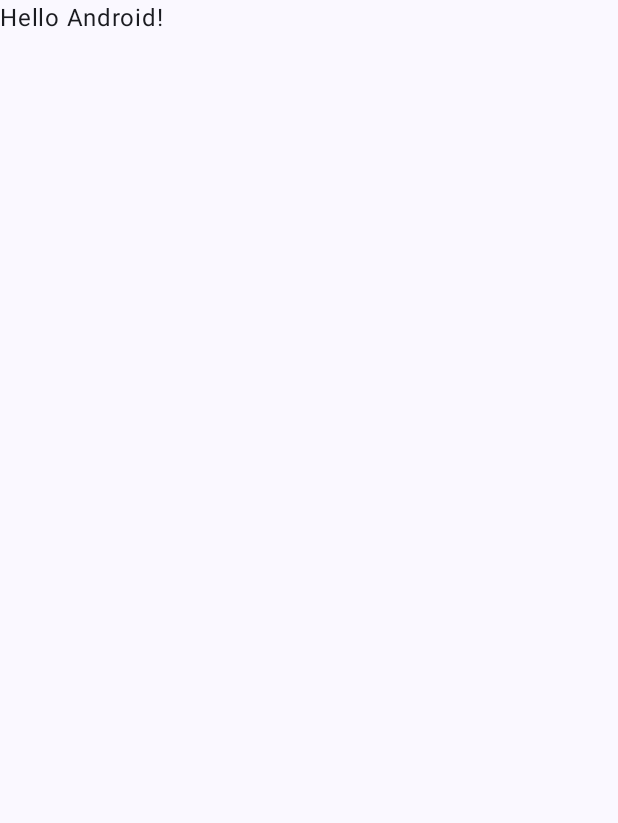
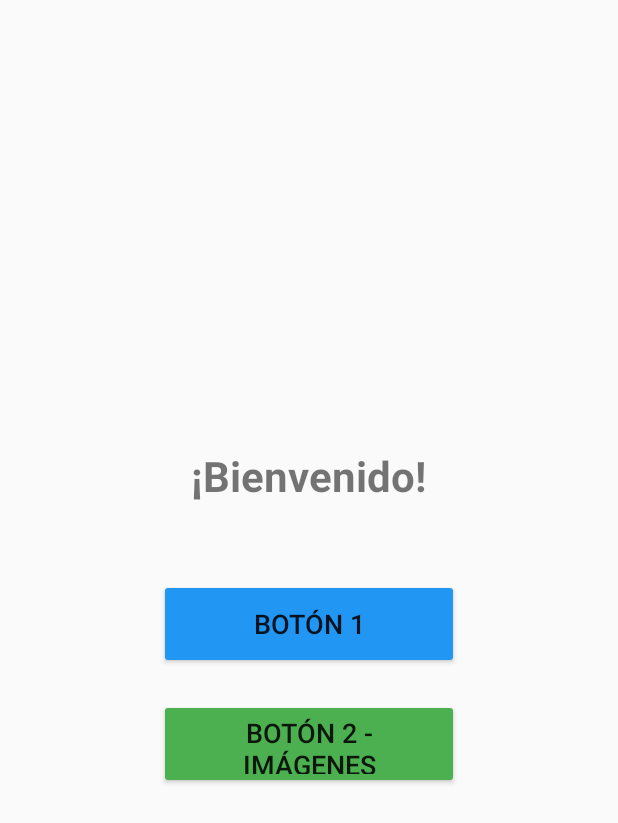
Before and after one commit to victoremmanuelcastillo/AndroidStudio, an Android app built with Jetpack Compose: the MainActivity screen opened directly, with no data from a screen before it, on a phone screen of 412 x 824 dp. Before the commit the part shown is almost empty. Shown: the top 823 px of the screen. Run offline under Robolectric (Android 15) with nearby library versions, the phone set to English and light mode, and no system bars.

Commit message:
ya funcionan las imagenes
- Solucionado el problema de tema AppCompat que causaba crashes
- Aplicación funciona correctamente con Menu principal
- Botón 2 navega a MainActivity2 con imágenes
- Sistema de toggle de imágenes implementado
- Imágenes configuradas: ego.jpeg, egob.jpeg, ejof.jpeg, pastelazul.jpg

🤖 Generated with [Claude Code](https://claude.ai/code)

Co-Authored-By: Claude <noreply@anthropic.com>

```diff
--- a/app/build.gradle.kts
+++ b/app/build.gradle.kts
@@ -54,7 +54,6 @@ dependencies {
     implementation(libs.material)
     implementation(libs.androidx.activity)
     implementation(libs.androidx.constraintlayout)
-    implementation("de.hdodenhof:circleimageview:3.1.0")
     testImplementation(libs.junit)
     androidTestImplementation(libs.androidx.junit)
     androidTestImplementation(libs.androidx.espresso.core)
--- a/app/src/main/AndroidManifest.xml
+++ b/app/src/main/AndroidManifest.xml
@@ -14,8 +14,7 @@
         <activity
             android:name=".Menu"
             android:exported="true"
-            android:label="@string/app_name"
-            android:theme="@android:style/Theme.Material.Light">
+            android:label="@string/app_name">
             <intent-filter>
                 <action android:name="android.intent.action.MAIN" />
 
@@ -27,7 +26,8 @@
             android:exported="false" />
         <activity
             android:name=".MainActivity2"
-            android:exported="false" />
+            android:exported="false"
+            android:theme="@style/Theme.MyApplicasion" />
         <activity
             android:name=".MainActivity"
             android:exported="false" />
--- a/app/src/main/java/com/example/myapplicasion/MainActivity.kt
+++ b/app/src/main/java/com/example/myapplicasion/MainActivity.kt
@@ -1,47 +1,26 @@
 package com.example.myapplicasion
 
+import android.content.Intent
 import android.os.Bundle
-import androidx.activity.ComponentActivity
-import androidx.activity.compose.setContent
-import androidx.activity.enableEdgeToEdge
-import androidx.compose.foundation.layout.fillMaxSize
-import androidx.compose.foundation.layout.padding
-import androidx.compose.material3.Scaffold
-import androidx.compose.material3.Text
-import androidx.compose.runtime.Composable
-import androidx.compose.ui.Modifier
-import androidx.compose.ui.tooling.preview.Preview
-import com.example.myapplicasion.ui.theme.MyApplicasionTheme
+import android.widget.Button
+import android.widget.Toast
+import androidx.appcompat.app.AppCompatActivity
 
-class MainActivity : ComponentActivity() {
+class MainActivity : AppCompatActivity() {
     override fun onCreate(savedInstanceState: Bundle?) {
         super.onCreate(savedInstanceState)
-        enableEdgeToEdge()
-        setContent {
-            MyApplicasionTheme {
-                Scaffold(modifier = Modifier.fillMaxSize()) { innerPadding ->
-                    Greeting(
-                        name = "Android",
-                        modifier = Modifier.padding(innerPadding)
-                    )
-                }
-            }
+        setContentView(R.layout.activity_main)
+
+        val button1 = findViewById<Button>(R.id.button1)
+        val button2 = findViewById<Button>(R.id.button2)
+
+        button1.setOnClickListener {
+            Toast.makeText(this, "Botón 1 presionado", Toast.LENGTH_SHORT).show()
+        }
+
+        button2.setOnClickListener {
+            val intent = Intent(this, MainActivity2::class.java)
+            startActivity(intent)
         }
     }
 }
-
-@Composable
-fun Greeting(name: String, modifier: Modifier = Modifier) {
-    Text(
-        text = "Hello $name!",
-        modifier = modifier
-    )
-}
-
-@Preview(showBackground = true)
-@Composable
-fun GreetingPreview() {
-    MyApplicasionTheme {
-        Greeting("Android")
-    }
-}
--- a/app/src/main/res/layout/activity_main.xml
+++ b/app/src/main/res/layout/activity_main.xml
@@ -7,13 +7,32 @@
     android:layout_height="match_parent"
     android:orientation="vertical"
     android:gravity="center"
-    tools:context=".MainActivity2">
+    android:padding="20dp"
+    tools:context=".MainActivity">
 
     <TextView
         android:layout_width="wrap_content"
         android:layout_height="wrap_content"
-        android:text="hello word!!"
-        android:textSize="24sp"
-        android:textStyle="bold" />
+        android:text="¡Bienvenido!"
+        android:textSize="28sp"
+        android:textStyle="bold"
+        android:layout_marginBottom="50dp" />
+
+    <Button
+        android:id="@+id/button1"
+        android:layout_width="200dp"
+        android:layout_height="60dp"
+        android:text="Botón 1"
+        android:textSize="18sp"
+        android:layout_marginBottom="20dp"
+        android:backgroundTint="#2196F3" />
+
+    <Button
+        android:id="@+id/button2"
+        android:layout_width="200dp"
+        android:layout_height="60dp"
+        android:text="Botón 2 - Imágenes"
+        android:textSize="18sp"
+        android:backgroundTint="#4CAF50" />
 
 </LinearLayout>
--- a/app/src/main/res/values/themes.xml
+++ b/app/src/main/res/values/themes.xml
@@ -1,5 +1,5 @@
 <?xml version="1.0" encoding="utf-8"?>
 <resources>
 
-    <style name="Theme.MyApplicasion" parent="android:Theme.Material.Light.NoActionBar" />
+    <style name="Theme.MyApplicasion" parent="Theme.AppCompat.Light.NoActionBar" />
 </resources>
```
Also changed, not shown: app/src/main/java/com/example/myapplicasion/MainActivity2.kt (+8 -9 lines), app/src/main/java/com/example/myapplicasion/MainActivity3.kt (+1 -10 lines), app/src/main/java/com/example/myapplicasion/Menu.kt (+16 -22 lines), app/src/main/res/layout/activity_main2.xml (+13 -5 lines).
